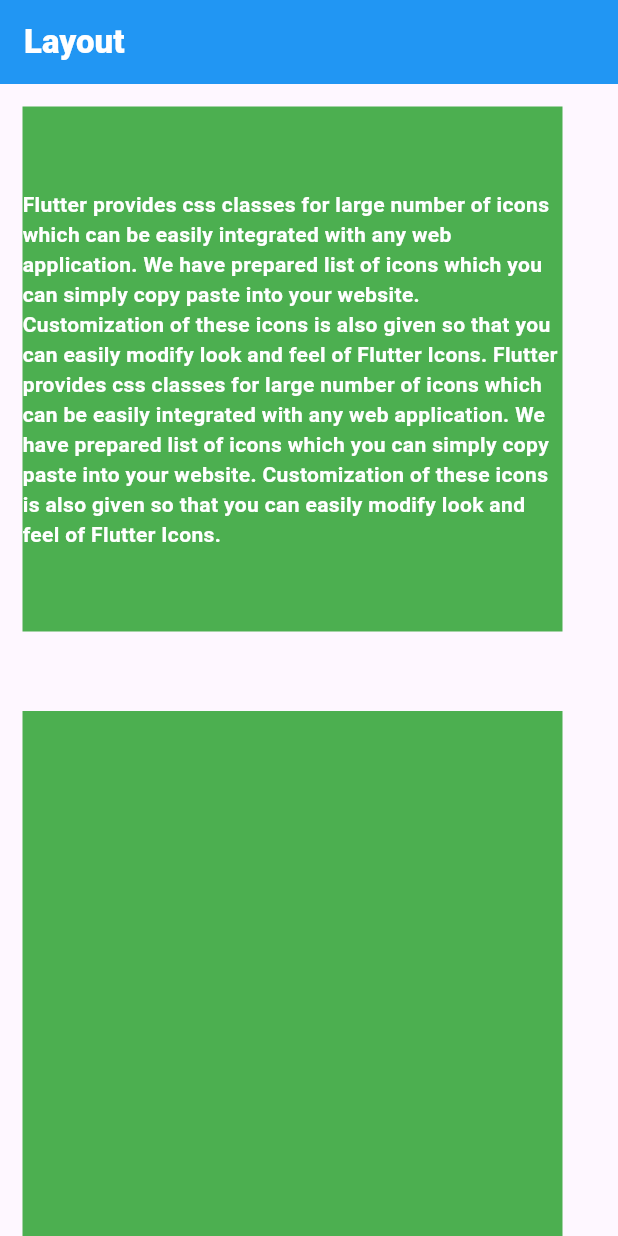
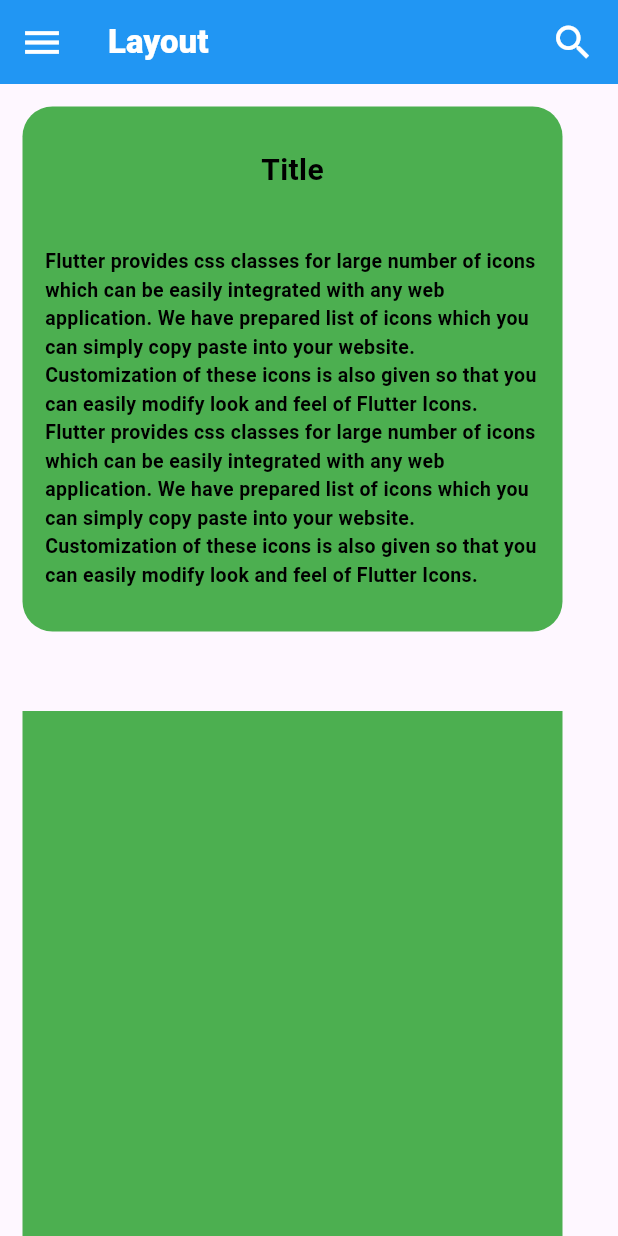
Before and after one commit to DP-Flutter-course/layout-app-2, a Flutter app: the screen it shows after launch, on a phone screen of 412 x 824 dp. Run offline on Flutter 3.47's test engine with Material 3 defaults, Android fonts, the phone set to English and light mode, and no system bars.

Commit message:
modify texts

```diff
--- a/layout_app_2/lib/main.dart
+++ b/layout_app_2/lib/main.dart
@@ -13,10 +13,17 @@
       debugShowCheckedModeBanner: false,
       home: Scaffold(
         appBar: AppBar(
+          leading: Icon(Icons.menu, color: Colors.white, size: 30, ),
           title: Text(
             'Layout',
             style: TextStyle(color: Colors.white, fontWeight: FontWeight.w900),
           ),
+          actions: [
+            Padding(
+              padding: const EdgeInsets.fromLTRB(0, 0, 15, 0),
+              child: Icon(Icons.search, color: Colors.white, size: 30,),
+            ),
+          ],
           backgroundColor: Colors.blue,
         ),
 
@@ -26,18 +33,39 @@
             Padding(
               padding: const EdgeInsets.all(15.0),
               child: Container(
+                decoration: BoxDecoration(
+                  borderRadius: BorderRadius.circular(20,),
                   color: Colors.green,
+                ),
                 height: 350,
                 width: 360,
-                child: Center(
+                child: Column(
+                  mainAxisAlignment: MainAxisAlignment.spaceAround,
+                  children: [
+                    Padding(
+                      padding: const EdgeInsets.fromLTRB(15, 15, 15, 5),
+                      child: Text(
+                        'Title',
+                        style: TextStyle(
+                          color: Colors.black,
+                          fontWeight: FontWeight.w600,
+                          fontSize: 20,
+                        ),
+                      ),
+                    ),
+                    Padding(
+                      padding: const EdgeInsets.fromLTRB(15, 5, 15, 15),
                       child: Text(
                         'Flutter provides css classes for large number of icons which can be easily integrated with any web application. We have prepared list of icons which you can simply copy paste into your website. Customization of these icons is also given so that you can easily modify look and feel of Flutter Icons. Flutter provides css classes for large number of icons which can be easily integrated with any web application. We have prepared list of icons which you can simply copy paste into your website. Customization of these icons is also given so that you can easily modify look and feel of Flutter Icons.',
                         style: TextStyle(
-                      color: Colors.white,
+                          color: Colors.black,
                           fontWeight: FontWeight.w600,
+                          fontSize: 13,
                         ),
                       ),
                     ),
+                  ],
+                )
               ),
             ),
             Container(color: Colors.green, height: 350, width: 360),
```
Lines whose indentation alone changed are shown as unchanged.
